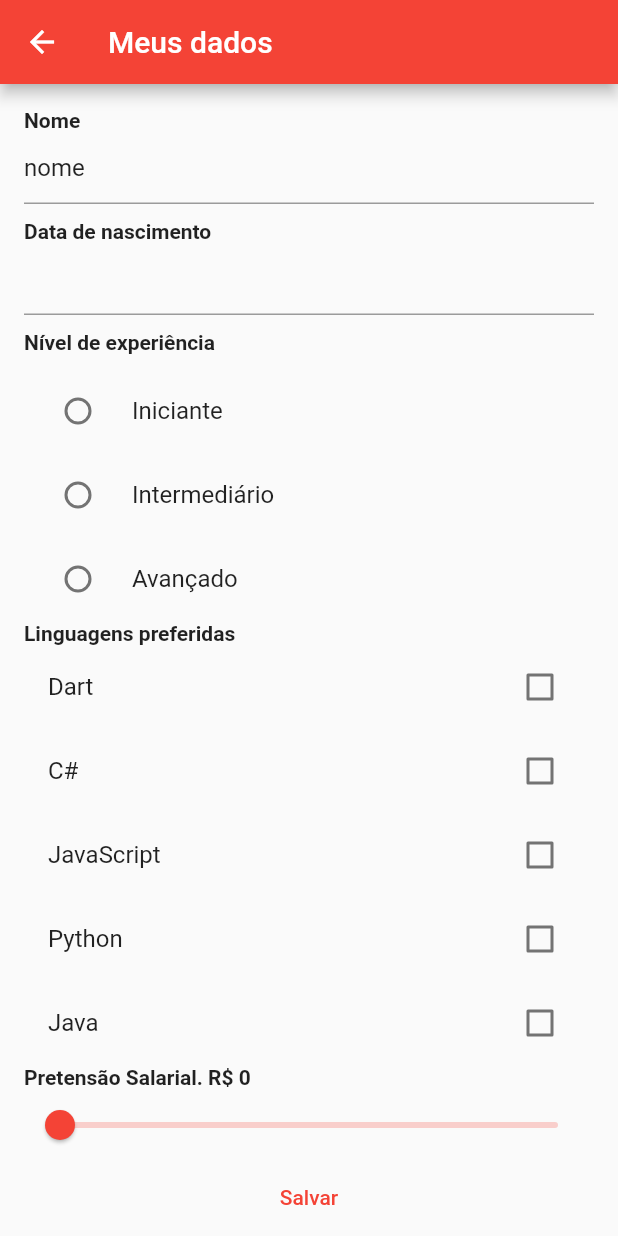
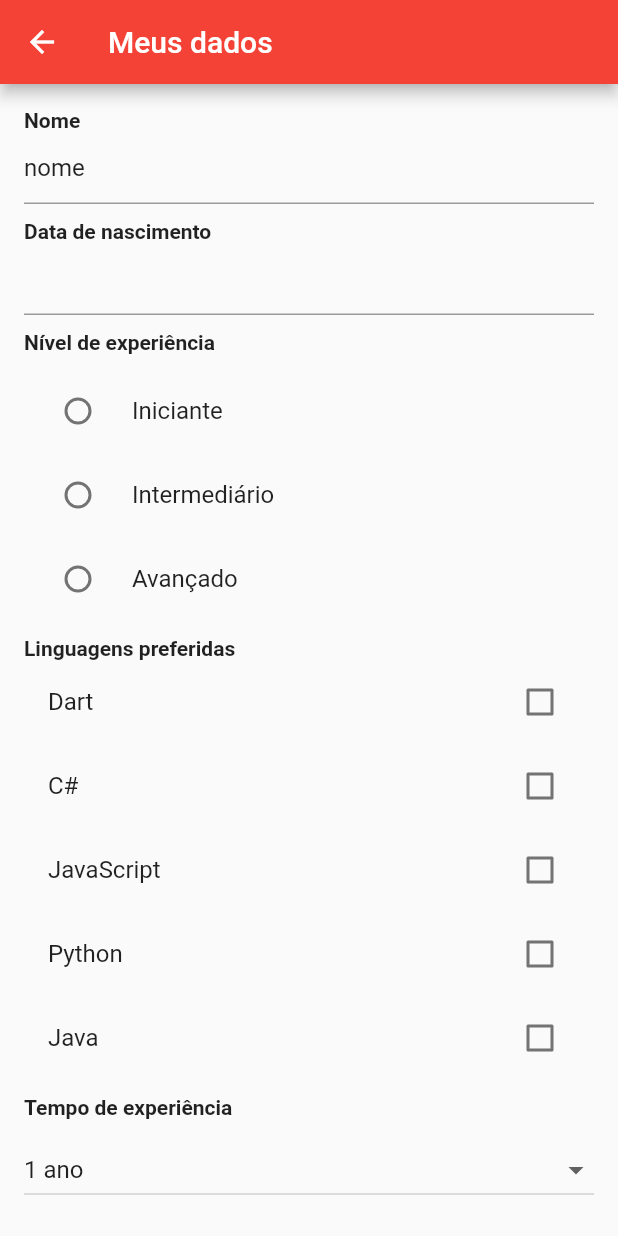
Before and after one commit to Iann-rst/Santander-Bootcamp, a Flutter app: the InfoPage screen opened directly, on a phone screen of 412 x 824 dp. Run offline on Flutter 3.47's test engine with Material 2 defaults, Android fonts, the phone set to English and light mode, and no system bars; our stand-ins replace google_fonts; network calls fail.

Commit message:
feat: Conhecendo DropDownButton

```diff
--- a/projetos_flutter/diologin/lib/pages/dados_cadastrais.dart
+++ b/projetos_flutter/diologin/lib/pages/dados_cadastrais.dart
@@ -26,6 +26,8 @@ class _InfoPageState extends State<InfoPage> {
   var linguagensSelecionada = [];
 
   double salarioEscolhido = 0;
+
+  int tempoDeExperiencia = 1;
 
   @override
   void initState() {
@@ -93,6 +95,9 @@ class _InfoPageState extends State<InfoPage> {
                     )
                     .toList(),
               ),
+              const SizedBox(
+                height: 10,
+              ),
               const TextLabel(
                 texto: "Linguagens preferidas",
               ),
@@ -113,6 +118,40 @@ class _InfoPageState extends State<InfoPage> {
                     )
                     .toList(),
               ),
+              const SizedBox(
+                height: 10,
+              ),
+              const TextLabel(
+                texto: "Tempo de experiência",
+              ),
+              const SizedBox(
+                height: 10,
+              ),
+              DropdownButton(
+                  value: tempoDeExperiencia,
+                  isExpanded: true,
+                  items: const [
+                    DropdownMenuItem(
+                      value: 1,
+                      child: Text("1 ano"),
+                    ),
+                    DropdownMenuItem(
+                      value: 2,
+                      child: Text("2 anos"),
+                    ),
+                    DropdownMenuItem(
+                      value: 3,
+                      child: Text("+3 anos"),
+                    ),
+                  ],
+                  onChanged: (value) {
+                    setState(() {
+                      tempoDeExperiencia = int.parse(value.toString());
+                    });
+                  }),
+              const SizedBox(
+                height: 10,
+              ),
               TextLabel(
                   texto:
                       "Pretensão Salarial. R\$ ${salarioEscolhido.round().toString()}"),
@@ -130,6 +169,10 @@ class _InfoPageState extends State<InfoPage> {
                 onPressed: () {
                   print(nomeController.text);
                   print(dataNascimento);
+                  print(nivelSelecionado);
+                  print(linguagensSelecionada);
+                  print(tempoDeExperiencia);
+                  print(salarioEscolhido);
                 },
                 child: const Text("Salvar"),
               )
```
